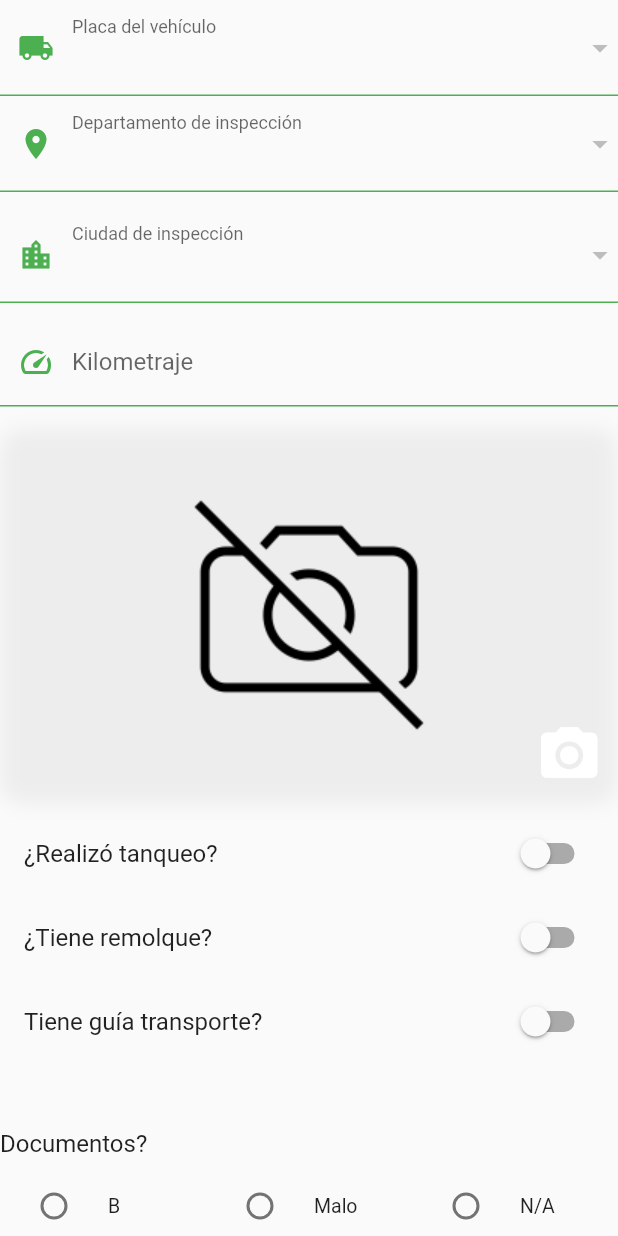
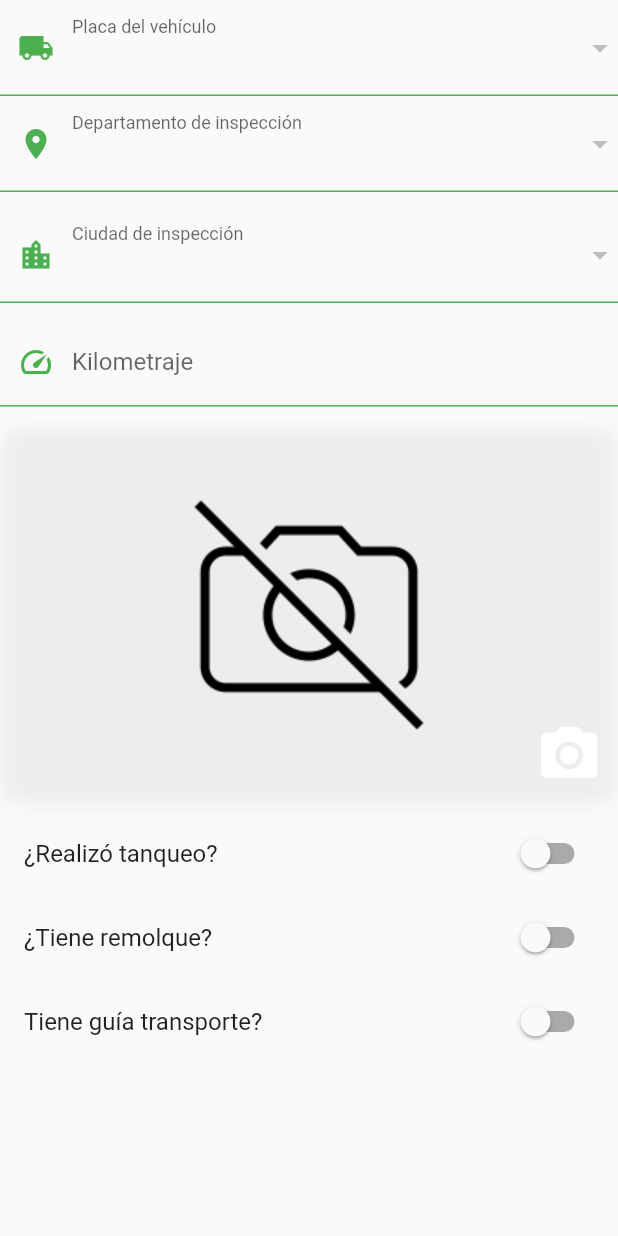
Before and after one commit to eadelson9602/app_qinspecting, a Flutter app: the InspeccionForm widget shown alone on an empty page, opened directly, on a phone screen of 412 x 824 dp. Run offline on Flutter 3.47's test engine with Material 2 defaults, Android fonts, the phone set to English and light mode, and no system bars; our stand-ins replace date_time_picker, dio, image_picker, signature, sqflite; accounts and stored records are empty; project files that could hold a hidden picture were left out.

Commit message:
Se quita codigo que no se usa

```diff
--- a/lib/screens/inspeccion_form.dart
+++ b/lib/screens/inspeccion_form.dart
@@ -12,13 +12,6 @@ class InspeccionForm extends StatelessWidget {
   @override
   Widget build(BuildContext context) {
     final inspeccionProvider = Provider.of<InspeccionProvider>(context);
-
-    // List<ItemsVehiculo> itemsInspeccion = [
-    //   ItemsVehiculo(
-    //       idCategoria: 1,
-    //       categoria: 'Example',
-    //       items: [Item(idItem: 1, item: 'Item example')])
-    // ];
 
     Widget _guiaTransporte() {
       return inspeccionProvider.tieneGuia
@@ -308,47 +301,6 @@ class InspeccionForm extends StatelessWidget {
               height: 10,
             ),
             if (inspeccionProvider.tieneGuia) _guiaTransporte(),
-            ListTile(
-              contentPadding: const EdgeInsets.symmetric(vertical: 10),
-              title: const Text('Documentos?'),
-              subtitle: Padding(
-                padding: const EdgeInsets.only(top: 8.0),
-                child: Row(
-                  children: [
-                    Expanded(
-                      child: RadioListTile<String>(
-                        dense: true,
-                        title: const Text('B'),
-                        activeColor: Colors.green,
-                        value: 'B',
-                        groupValue: null,
-                        onChanged: (value) {},
-                      ),
-                    ),
-                    Expanded(
-                      child: RadioListTile<String>(
-                        dense: true,
-                        title: const Text('Malo'),
-                        activeColor: Colors.green,
-                        value: 'M',
-                        groupValue: null,
-                        onChanged: (value) {},
-                      ),
-                    ),
-                    Expanded(
-                      child: RadioListTile<String>(
-                        dense: true,
-                        title: const Text('N/A'),
-                        activeColor: Colors.green,
-                        value: 'NA',
-                        groupValue: null,
-                        onChanged: (value) {},
-                      ),
-                    ),
-                  ],
-                ),
-              ),
-            ),
             const SizedBox(
               height: 10,
             ),
```
